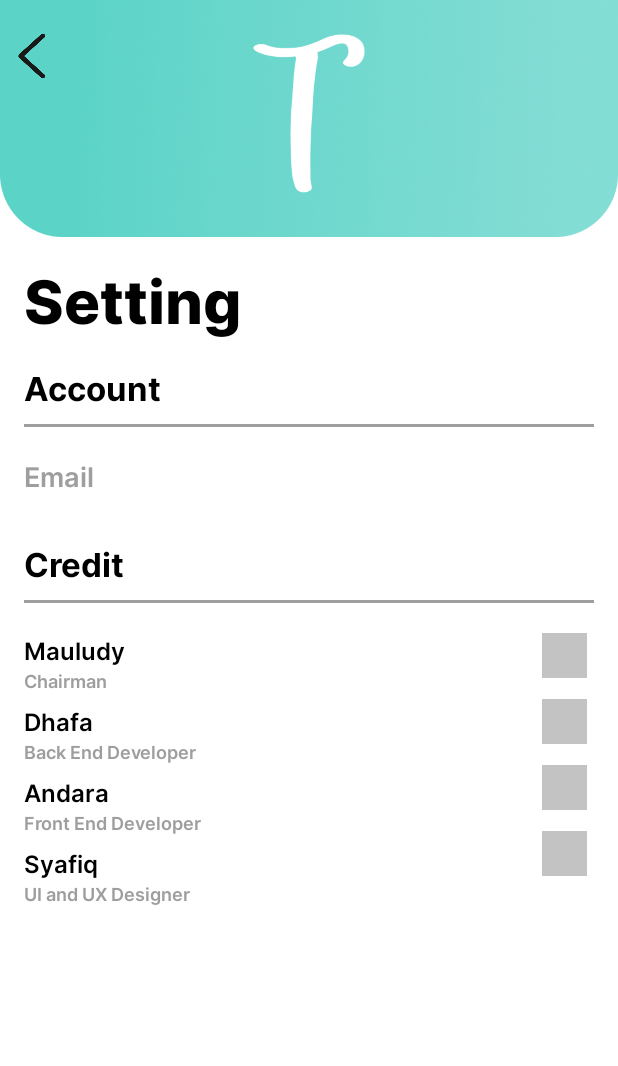
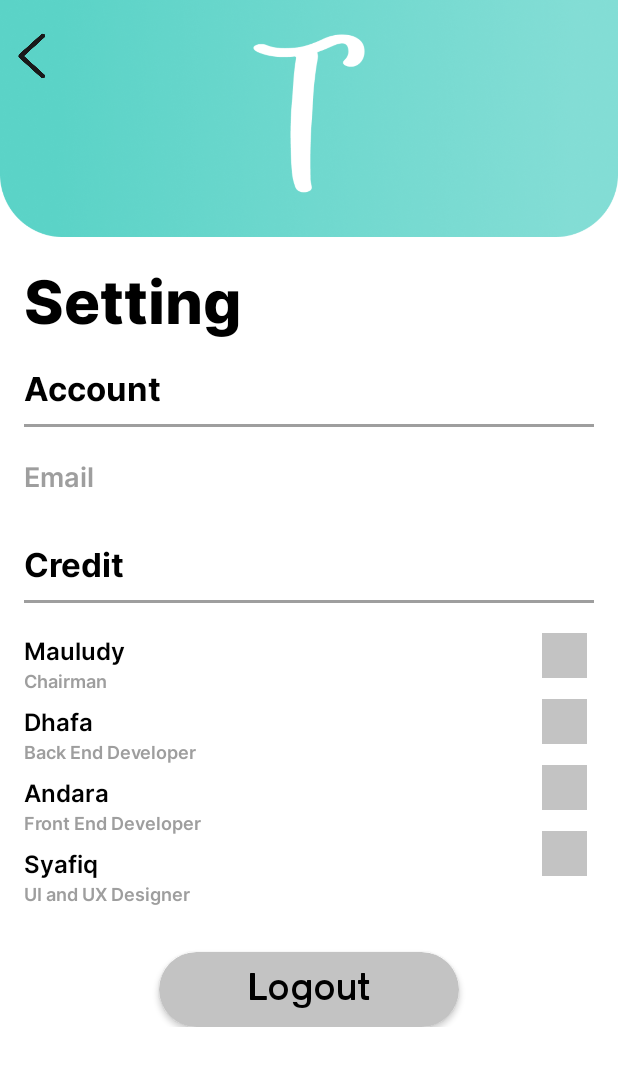
Before and after one commit to ReaL15/MyTabungan, an Android app: the layout activity_setting.xml on its own in the app's theme, with its tools: preview values and no code run, on a phone screen of 412 x 824 dp. Shown: the top 1066 px of the screen. Run offline under Robolectric (Android 15) with nearby library versions, the phone set to English and light mode, and no system bars.

```diff
--- a/app/src/main/res/layout/activity_dashboard.xml
+++ b/app/src/main/res/layout/activity_dashboard.xml
@@ -146,8 +146,7 @@
             android:layout_margin="20dp"
             android:layout_marginTop="4dp"
             app:layout_constraintLeft_toLeftOf="@id/title_tabungan"
-            app:layout_constraintTop_toBottomOf="@id/title_tabungan"
-            tools:listitem="@layout/activity_card_berlangsung"/>
+            app:layout_constraintTop_toBottomOf="@id/title_tabungan" />
 
 
 
--- a/app/src/main/res/layout/activity_setting.xml
+++ b/app/src/main/res/layout/activity_setting.xml
@@ -1,10 +1,15 @@
 <?xml version="1.0" encoding="utf-8"?>
-<androidx.constraintlayout.widget.ConstraintLayout xmlns:android="http://schemas.android.com/apk/res/android"
+<ScrollView xmlns:android="http://schemas.android.com/apk/res/android"
     xmlns:app="http://schemas.android.com/apk/res-auto"
     xmlns:tools="http://schemas.android.com/tools"
     android:layout_width="match_parent"
     android:layout_height="match_parent"
     tools:context=".aplikasi.SettingActivity">
+
+    <androidx.constraintlayout.widget.ConstraintLayout
+        android:layout_width="match_parent"
+        android:layout_height="match_parent">
+
 
         <androidx.appcompat.widget.AppCompatImageView
             android:id="@+id/header_setting"
@@ -252,7 +257,34 @@
             app:layout_constraintStart_toEndOf="@id/text_syafiq"
             app:layout_constraintTop_toBottomOf="@id/avatar_andara"/>
 
+        <androidx.cardview.widget.CardView
+            android:id="@+id/tombol_logout"
+            android:layout_width="200dp"
+            android:layout_height="50dp"
+            app:cardCornerRadius="30dp"
+            android:layout_marginTop="30dp"
+            app:cardBackgroundColor="@color/grey"
+            app:layout_constraintStart_toStartOf="parent"
+            app:layout_constraintEnd_toEndOf="parent"
+            app:layout_constraintTop_toBottomOf="@id/text_job_syafiq">
+
+            <androidx.appcompat.widget.AppCompatTextView
+                android:layout_width="match_parent"
+                android:layout_height="wrap_content"
+                android:text="Logout"
+                android:textColor="@color/black"
+                android:textSize="24sp"
+                android:layout_marginTop="8dp"
+                android:fontFamily="@font/sauce_semibold"
+                android:textAlignment="center"/>
+
+
+        </androidx.cardview.widget.CardView>
+
+    </androidx.constraintlayout.widget.ConstraintLayout>
 
 
 
-</androidx.constraintlayout.widget.ConstraintLayout>
+
+
+</ScrollView>
```
Lines whose indentation alone changed are shown as unchanged.
